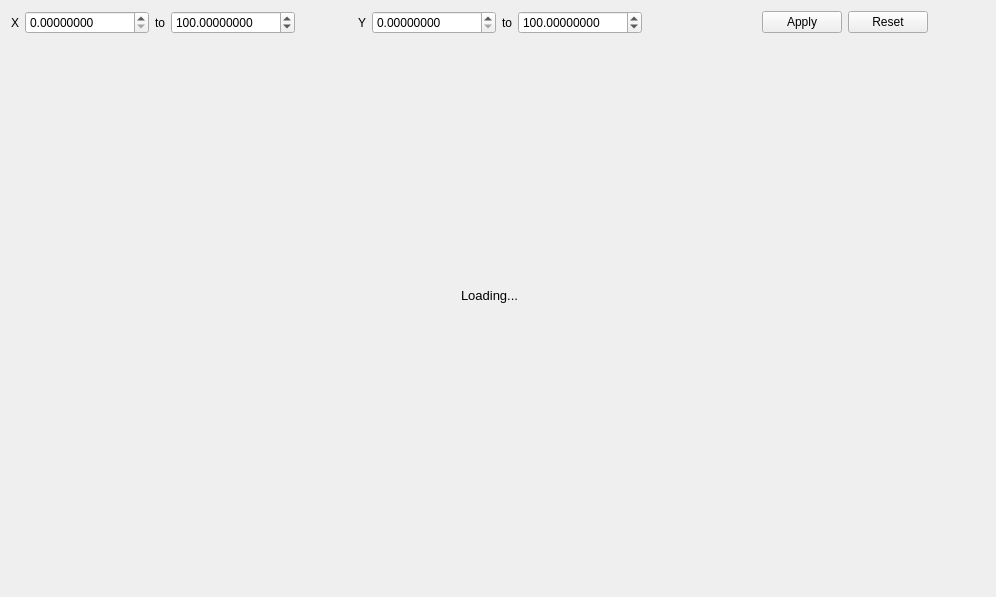
This is layouts/graph_display_window.ui in hitranonline/hapiest as Qt 5 draws it before an edit. The edited form follows.
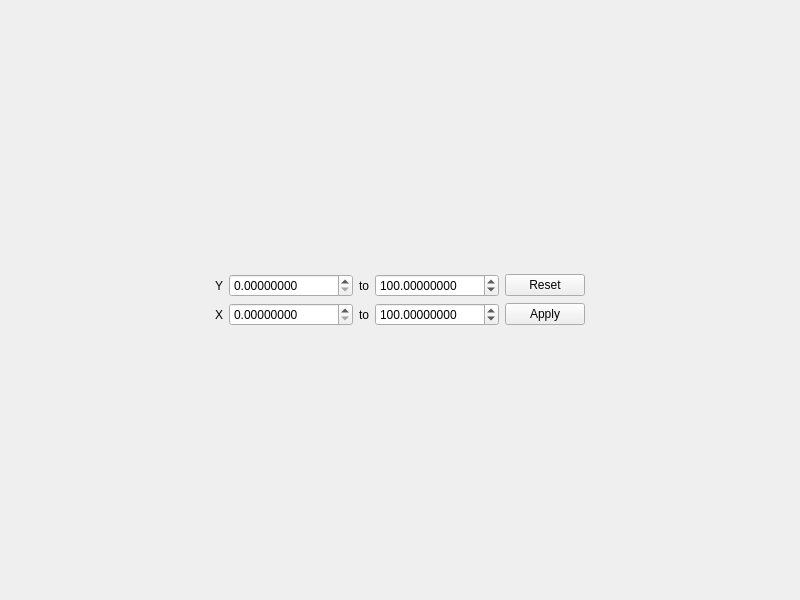
This is the edited form.

Commit message: Revamped graphing GUI

What changed in the file:
```diff
--- a/layouts/graph_display_window.ui
+++ b/layouts/graph_display_window.ui
@@ -6,57 +6,126 @@
    <rect>
     <x>0</x>
     <y>0</y>
-    <width>996</width>
-    <height>597</height>
+    <width>800</width>
+    <height>600</height>
    </rect>
   </property>
+  <property name="minimumSize">
+   <size>
+    <width>800</width>
+    <height>600</height>
+   </size>
+  </property>
   <property name="windowTitle">
    <string>Graph</string>
   </property>
-  <layout class="QGridLayout" name="gridLayout">
-   <item row="3" column="0" colspan="9">
-    <layout class="QVBoxLayout" name="verticalLayout">
+  <layout class="QVBoxLayout" name="verticalLayout_4">
+   <item>
+    <layout class="QVBoxLayout" name="verticalLayout_3">
      <property name="sizeConstraint">
       <enum>QLayout::SetNoConstraint</enum>
      </property>
      <item>
-      <widget class="QWidget" name="graph_container" native="true">
+      <layout class="QHBoxLayout" name="horizontalLayout_2">
+       <property name="sizeConstraint">
+        <enum>QLayout::SetNoConstraint</enum>
+       </property>
+       <item>
+        <spacer name="horizontalSpacer_3">
+         <property name="orientation">
+          <enum>Qt::Horizontal</enum>
+         </property>
+         <property name="sizeType">
+          <enum>QSizePolicy::MinimumExpanding</enum>
+         </property>
+         <property name="sizeHint" stdset="0">
+          <size>
+           <width>10</width>
+           <height>20</height>
+          </size>
+         </property>
+        </spacer>
+       </item>
+       <item>
+        <widget class="QLabel" name="label_4">
+         <property name="font">
+          <font>
+           <pointsize>9</pointsize>
+          </font>
+         </property>
+         <property name="text">
+          <string>Y</string>
+         </property>
+         <property name="alignment">
+          <set>Qt::AlignRight|Qt::AlignTrailing|Qt::AlignVCenter</set>
+         </property>
+        </widget>
+       </item>
+       <item>
+        <widget class="QDoubleSpinBox" name="ymin">
        <property name="sizePolicy">
-        <sizepolicy hsizetype="Expanding" vsizetype="Expanding">
+          <sizepolicy hsizetype="Fixed" vsizetype="Fixed">
          <horstretch>0</horstretch>
          <verstretch>0</verstretch>
         </sizepolicy>
        </property>
-       <widget class="QLabel" name="loading_label">
-        <property name="geometry">
-         <rect>
-          <x>450</x>
-          <y>230</y>
-          <width>71</width>
-          <height>51</height>
-         </rect>
-        </property>
+         <property name="font">
+          <font>
+           <pointsize>9</pointsize>
+          </font>
+         </property>
+         <property name="decimals">
+          <number>8</number>
+         </property>
+         <property name="maximum">
+          <double>9007199254740992.000000000000000</double>
+         </property>
+        </widget>
+       </item>
+       <item>
+        <widget class="QLabel" name="label_3">
         <property name="font">
          <font>
-          <pointsize>10</pointsize>
+           <pointsize>9</pointsize>
          </font>
         </property>
         <property name="text">
-         <string>Loading...</string>
-        </property>
-        <property name="textFormat">
-         <enum>Qt::PlainText</enum>
-        </property>
-        <property name="wordWrap">
-         <bool>true</bool>
-        </property>
-       </widget>
-      </widget>
-     </item>
-    </layout>
-   </item>
-   <item row="2" column="7">
+          <string>to</string>
+         </property>
+        </widget>
+       </item>
+       <item>
+        <widget class="QDoubleSpinBox" name="ymax">
+         <property name="sizePolicy">
+          <sizepolicy hsizetype="Fixed" vsizetype="Fixed">
+           <horstretch>0</horstretch>
+           <verstretch>0</verstretch>
+          </sizepolicy>
+         </property>
+         <property name="font">
+          <font>
+           <pointsize>9</pointsize>
+          </font>
+         </property>
+         <property name="decimals">
+          <number>8</number>
+         </property>
+         <property name="maximum">
+          <double>9007199254740992.000000000000000</double>
+         </property>
+         <property name="value">
+          <double>100.000000000000000</double>
+         </property>
+        </widget>
+       </item>
+       <item>
     <widget class="QPushButton" name="reset">
+         <property name="sizePolicy">
+          <sizepolicy hsizetype="Fixed" vsizetype="Fixed">
+           <horstretch>0</horstretch>
+           <verstretch>0</verstretch>
+          </sizepolicy>
+         </property>
      <property name="font">
       <font>
        <pointsize>9</pointsize>
@@ -67,20 +136,45 @@
      </property>
     </widget>
    </item>
-   <item row="2" column="6">
-    <widget class="QPushButton" name="set_viewport">
-     <property name="font">
-      <font>
-       <pointsize>9</pointsize>
-      </font>
-     </property>
-     <property name="text">
-      <string>Apply</string>
-     </property>
-    </widget>
-   </item>
-   <item row="2" column="0">
+       <item>
+        <spacer name="horizontalSpacer">
+         <property name="orientation">
+          <enum>Qt::Horizontal</enum>
+         </property>
+         <property name="sizeType">
+          <enum>QSizePolicy::MinimumExpanding</enum>
+         </property>
+         <property name="sizeHint" stdset="0">
+          <size>
+           <width>10</width>
+           <height>20</height>
+          </size>
+         </property>
+        </spacer>
+       </item>
+      </layout>
+     </item>
+     <item>
     <layout class="QHBoxLayout" name="horizontalLayout">
+       <property name="sizeConstraint">
+        <enum>QLayout::SetNoConstraint</enum>
+       </property>
+       <item>
+        <spacer name="horizontalSpacer_4">
+         <property name="orientation">
+          <enum>Qt::Horizontal</enum>
+         </property>
+         <property name="sizeType">
+          <enum>QSizePolicy::MinimumExpanding</enum>
+         </property>
+         <property name="sizeHint" stdset="0">
+          <size>
+           <width>10</width>
+           <height>20</height>
+          </size>
+         </property>
+        </spacer>
+       </item>
      <item>
       <widget class="QLabel" name="label_2">
        <property name="font">
@@ -98,6 +192,12 @@
      </item>
      <item>
       <widget class="QDoubleSpinBox" name="xmin">
+         <property name="sizePolicy">
+          <sizepolicy hsizetype="Fixed" vsizetype="Fixed">
+           <horstretch>0</horstretch>
+           <verstretch>0</verstretch>
+          </sizepolicy>
+         </property>
        <property name="font">
         <font>
          <pointsize>9</pointsize>
@@ -125,6 +225,12 @@
      </item>
      <item>
       <widget class="QDoubleSpinBox" name="xmax">
+         <property name="sizePolicy">
+          <sizepolicy hsizetype="Fixed" vsizetype="Fixed">
+           <horstretch>0</horstretch>
+           <verstretch>0</verstretch>
+          </sizepolicy>
+         </property>
        <property name="font">
         <font>
          <pointsize>9</pointsize>
@@ -141,70 +247,49 @@
        </property>
       </widget>
      </item>
-    </layout>
-   </item>
-   <item row="2" column="2" colspan="2">
-    <layout class="QHBoxLayout" name="horizontalLayout_2">
      <item>
-      <widget class="QLabel" name="label_4">
+        <widget class="QPushButton" name="set_viewport">
+         <property name="sizePolicy">
+          <sizepolicy hsizetype="Fixed" vsizetype="Fixed">
+           <horstretch>0</horstretch>
+           <verstretch>0</verstretch>
+          </sizepolicy>
+         </property>
        <property name="font">
         <font>
          <pointsize>9</pointsize>
         </font>
        </property>
        <property name="text">
-        <string>Y</string>
-       </property>
-       <property name="alignment">
-        <set>Qt::AlignRight|Qt::AlignTrailing|Qt::AlignVCenter</set>
-       </property>
+          <string>Apply</string>
+         </property>
       </widget>
      </item>
      <item>
-      <widget class="QDoubleSpinBox" name="ymin">
-       <property name="font">
-        <font>
-         <pointsize>9</pointsize>
-        </font>
-       </property>
-       <property name="decimals">
-        <number>8</number>
-       </property>
-       <property name="maximum">
-        <double>9007199254740992.000000000000000</double>
-       </property>
-      </widget>
-     </item>
-     <item>
-      <widget class="QLabel" name="label_3">
-       <property name="font">
-        <font>
-         <pointsize>9</pointsize>
-        </font>
-       </property>
-       <property name="text">
-        <string>to</string>
-       </property>
-      </widget>
+        <spacer name="horizontalSpacer_2">
+         <property name="orientation">
+          <enum>Qt::Horizontal</enum>
+         </property>
+         <property name="sizeType">
+          <enum>QSizePolicy::MinimumExpanding</enum>
+         </property>
+         <property name="sizeHint" stdset="0">
+          <size>
+           <width>10</width>
+           <height>20</height>
+          </size>
+         </property>
+        </spacer>
+       </item>
+      </layout>
      </item>
+    </layout>
+   </item>
      <item>
-      <widget class="QDoubleSpinBox" name="ymax">
-       <property name="font">
-        <font>
-         <pointsize>9</pointsize>
-        </font>
-       </property>
-       <property name="decimals">
-        <number>8</number>
-       </property>
-       <property name="maximum">
-        <double>9007199254740992.000000000000000</double>
-       </property>
-       <property name="value">
-        <double>100.000000000000000</double>
-       </property>
-      </widget>
-     </item>
+    <layout class="QVBoxLayout" name="verticalLayout">
+     <property name="sizeConstraint">
+      <enum>QLayout::SetNoConstraint</enum>
+     </property>
     </layout>
    </item>
   </layout>
```
Lines whose indentation alone changed are shown as unchanged. The commit also changes 1 other file.
